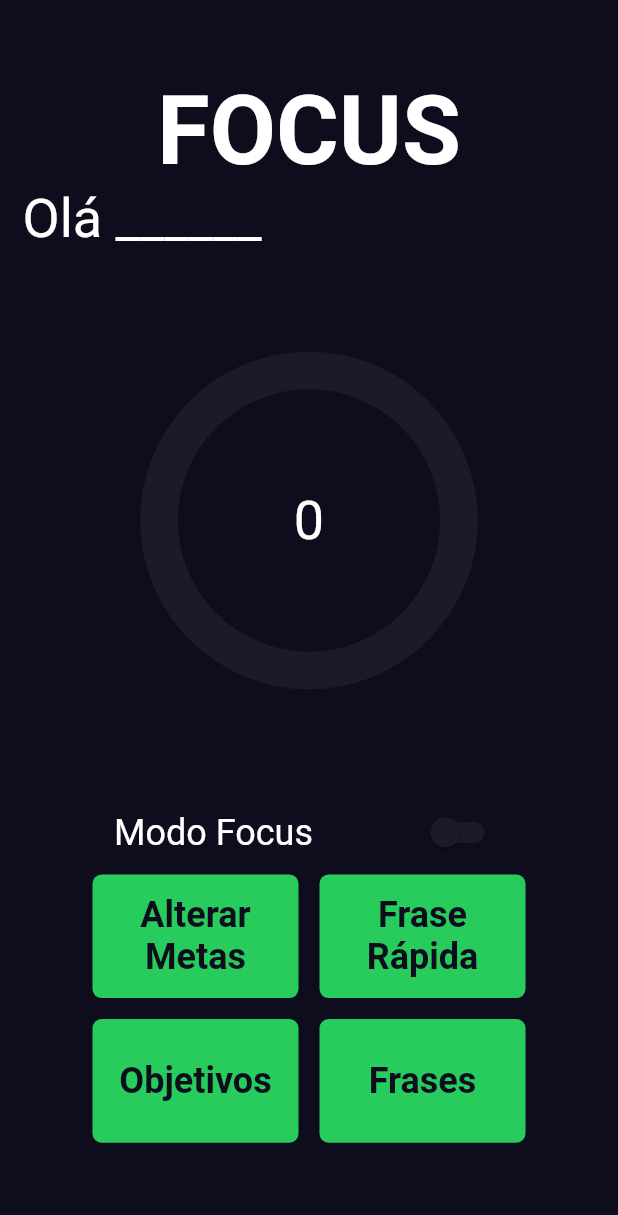
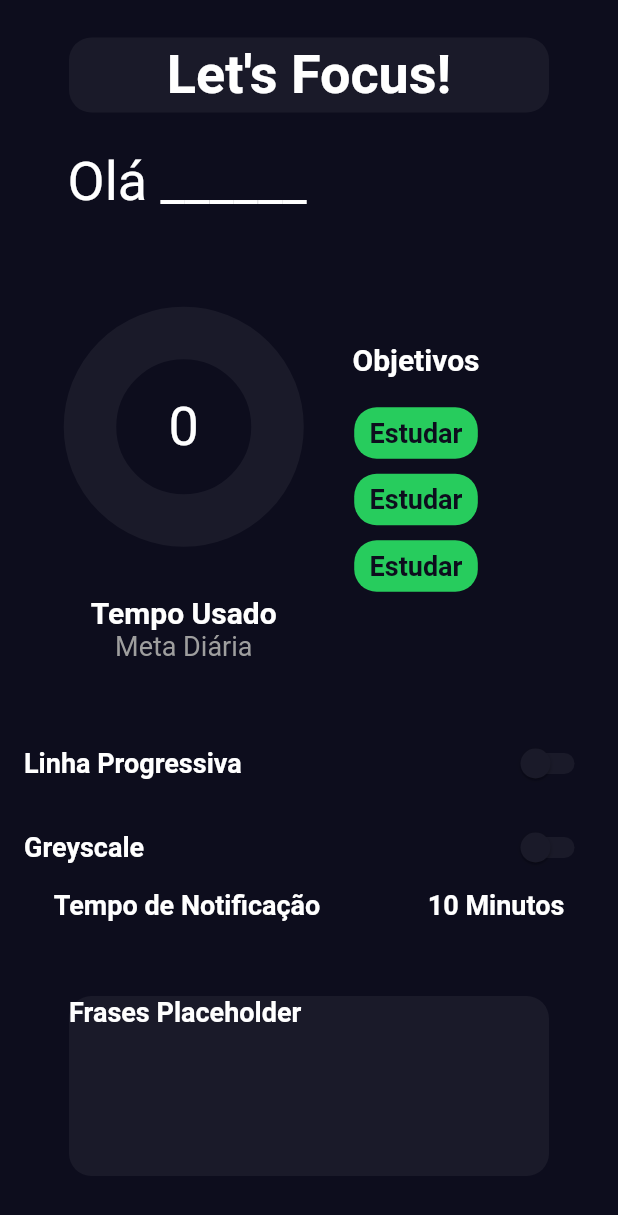
Before and after one commit to focus-ages/frontend, a Flutter app: the screen it shows after launch, on a phone screen of 412 x 824 dp. Shown: the top 1215 px of the screen. Run offline on Flutter 3.47's test engine with Material 2 defaults, Android fonts, the phone set to English and light mode, and no system bars; drawn by our look-alikes of circular_countdown_timer.

Commit message:
Montar a tela de acordo com o mockup do Stakeholder

```diff
--- a/lib/components/countdown_timer.dart
+++ b/lib/components/countdown_timer.dart
@@ -16,18 +16,16 @@ class _CountdownTimerState extends State<CountdownTimer> {
   final int _duration=10;
   @override
   Widget build(BuildContext context) {
-    return Padding(
-      padding: const EdgeInsets.only(top:80.0,bottom: 80.0),
-      child: CircularCountDownTimer(
+    return CircularCountDownTimer(
       //width: MediaQuery.of(context).size.width / 2,
       //height: MediaQuery.of(context).size.height / 2,
-        width:200,
-        height:200,
+      width:125,
+      height:125,
       duration: _duration,
       fillColor: ColorPattern.green,
       ringColor: ColorPattern.darkCard,
       strokeCap: StrokeCap.round,
-        strokeWidth: 25.0,
+      strokeWidth: 35.0,
       isTimerTextShown: true,
       fillGradient: const LinearGradient(
             colors: [
@@ -42,7 +40,6 @@ class _CountdownTimerState extends State<CountdownTimer> {
         fontSize: 36,
         color: Colors.white,
       ),
-      ),
     );
   }
 }
--- a/lib/components/logo_text.dart
+++ b/lib/components/logo_text.dart
@@ -1,15 +1,25 @@
 import 'package:flutter/material.dart';
+import 'package:front/resources/color_pattern.dart';
 
 class LogoFocus extends StatelessWidget {
   const LogoFocus({Key? key}) : super(key: key);
 
   @override
   Widget build(BuildContext context) {
-    return const Text('FOCUS',
-        style: TextStyle(
-          color: Colors.white,
-          fontSize: 64,
-          fontWeight: FontWeight.bold
-        ));
+    return Container(
+      alignment: Alignment.center,
+      decoration: BoxDecoration(
+        borderRadius: BorderRadius.circular(15),
+        color: ColorPattern.darkCard,
+      ),
+      height: 50,
+      width: 320,
+      child: const Text("Let's Focus!",
+          style: TextStyle(
+            color: Colors.white,
+            fontSize: 36,
+            fontWeight: FontWeight.bold
+          )),
+    );
   }
 }
--- /dev/null
+++ b/lib/components/objective_button.dart
@@ -0,0 +1,40 @@
+import 'package:flutter/material.dart';
+
+import '../resources/color_pattern.dart';
+
+class ObjectiveButton extends StatefulWidget {
+  final Widget title;
+  final Color color;
+  final Function() onPressed;
+  const ObjectiveButton(
+    { Key? key,
+    required this.title,
+    this.color = ColorPattern.green,
+    required this.onPressed})
+    : super(key: key);
+
+  @override
+  State<ObjectiveButton> createState() => _ObjectiveButtonState();
+}
+
+class _ObjectiveButtonState extends State<ObjectiveButton> {
+  @override
+  Widget build(BuildContext context) {
+    return Material(
+      color: widget.color,
+      borderRadius: BorderRadius.circular(15),
+      child: InkWell(
+        onTap: widget.onPressed,
+        borderRadius: BorderRadius.circular(15),
+        child: Container(
+          width: MediaQuery.of(context).size.width / 5,
+          height: MediaQuery.of(context).size.width / 12,
+          //color: widget.color,
+          alignment: Alignment.center,
+          child: widget.title,
+          decoration: BoxDecoration(borderRadius: BorderRadius.circular(15)),
+        ),
+      ),
+    );
+  }
+}
--- a/lib/components/switch_button.dart
+++ b/lib/components/switch_button.dart
@@ -3,7 +3,8 @@ import 'package:flutter/material.dart';
 import '../resources/color_pattern.dart';
 
 class Switchbutton extends StatefulWidget {
-  const Switchbutton({key});
+  final String name;
+  const Switchbutton(this.name,{key}): super(key: key);
 
   @override
   State<Switchbutton> createState() => _SwitchbuttonState();
@@ -14,27 +15,29 @@ class _SwitchbuttonState extends State<Switchbutton> {
 
   @override
   Widget build(BuildContext context) {
-    return Padding(
-      padding: const EdgeInsets.symmetric(horizontal: 60.0),
-      child: SwitchListTile(
+    return SwitchListTile(
       activeTrackColor: ColorPattern.green,
       activeColor: ColorPattern.white,
       inactiveThumbColor: ColorPattern.darkCard,
       inactiveTrackColor: ColorPattern.darkCard,
 
-        title: const Text('Modo Focus',
-            style: TextStyle(
+      title:  Text(
+          widget.name,
+          style: const TextStyle(
             color: Colors.white,
-              fontSize: 24,
+            fontSize:18,
+            fontWeight: FontWeight.bold,
+          ),
+        ),
 
-            )),
       value: _focus,
       onChanged: (bool value) {
         setState(() {
           _focus = value;
         });
+
+
       },
-      ),
     );
   }
 }
--- a/lib/resources/color_pattern.dart
+++ b/lib/resources/color_pattern.dart
@@ -5,5 +5,5 @@ class ColorPattern{
   static const Color darkCard = Color(0xff1A1A29);
   static const Color green = Color(0xff27CC5D);
   static const Color purple = Color(0xff7013CD);
-   static const Color white = Color(0xE3E3E3);
+   static const Color white = Color(0xffE3E3E3);
 }
--- a/lib/view/home/home_view.dart
+++ b/lib/view/home/home_view.dart
@@ -1,9 +1,9 @@
 import 'package:flutter/material.dart';
 import 'package:front/components/countdown_timer.dart';
 import 'package:front/components/logo_text.dart';
+import 'package:front/components/objective_button.dart';
 import 'package:front/components/switch_button.dart';
 
-import '../../components/custom_button.dart';
 import '../../resources/color_pattern.dart';
 
 class HomePage extends StatefulWidget {
@@ -21,75 +21,87 @@ class _HomePageState extends State<HomePage> {
       body: Column(
         crossAxisAlignment: CrossAxisAlignment.start,
         children: [
-          const Padding(padding: EdgeInsets.all(25.0)),
-          const Center(child: LogoFocus()),
+          const Padding(
+            padding: EdgeInsets.symmetric(vertical: 25.0),
+            child: Center(child: LogoFocus()),
+          ),
           // ignore: prefer_const_constructors
           Padding(
-            padding: const EdgeInsets.only(left: 15.0),
+            padding: const EdgeInsets.only(left: 45.0),
             child: const Text('Olá ______',
                 textAlign: TextAlign.left,
                 style: TextStyle(fontSize: 36, color: Colors.white)),
           ),
-          Center(
+          Row(
+            children: [
+              const Padding(
+                padding: EdgeInsets.only(top: 80.0, bottom: 40.0, left: 60.0),
                 child: Column(
-            mainAxisSize: MainAxisSize.min,
-            children: [
-              const CountdownTimer(),
-              const Switchbutton(),
-              Row(
                   mainAxisAlignment: MainAxisAlignment.center,
                   children: [
-                  CustomButton(
+                    CountdownTimer(),
+                    Padding(padding: EdgeInsets.symmetric(vertical: 25.0)),
+                    Text('Tempo Usado',
+                        style: TextStyle(
+                          color: Colors.white,
+                          fontSize: 20,
+                          fontWeight: FontWeight.bold,
+                        )),
+                    Text('Meta Diária',
+                        style: TextStyle(
+                          color: Colors.grey,
+                          fontSize: 18,
+                        )),
+                  ],
+                ),
+              ),
+              const Padding(padding: EdgeInsets.symmetric(horizontal: 25.0)),
+              Column(
+                mainAxisAlignment: MainAxisAlignment.center,
+                children: [
+                  const Text('Objetivos',
+                      style: TextStyle(
+                        color: Colors.white,
+                        fontSize: 20,
+                        fontWeight: FontWeight.bold,
+                      )),
+                  const Padding(padding: EdgeInsets.symmetric(vertical: 10.0)),
+                  Wrap(
+                    direction: Axis.vertical,
+                    runSpacing: 10,
+                    spacing: 10,
+                    children: <Widget>[
+                      ObjectiveButton(
                         onPressed: () {},
                         title: const Text(
-                      "Alterar Metas",
+                          "Estudar",
                           textAlign: TextAlign.center,
                           style: TextStyle(
-                        fontSize: 24,
+                            fontSize: 18,
                             fontWeight: FontWeight.bold,
                             color: ColorPattern.darkMode,
                           ),
                         ),
                       ),
-                  const Padding(padding: EdgeInsets.all(7.0)),
-                  CustomButton(
+                      ObjectiveButton(
                         onPressed: () {},
                         title: const Text(
-                      "Frase Rápida",
+                          "Estudar",
                           textAlign: TextAlign.center,
                           style: TextStyle(
-                        fontSize: 24,
+                            fontSize: 18,
                             fontWeight: FontWeight.bold,
                             color: ColorPattern.darkMode,
                           ),
                         ),
                       ),
-                ],
-              ),
-              const Padding(padding: EdgeInsets.all(7.0)),
-              Row(
-                mainAxisAlignment: MainAxisAlignment.center,
-                children: [
-                  CustomButton(
+                      ObjectiveButton(
                         onPressed: () {},
                         title: const Text(
-                      "Objetivos",
+                          "Estudar",
                           textAlign: TextAlign.center,
                           style: TextStyle(
-                        fontSize: 24,
-                        fontWeight: FontWeight.bold,
-                        color: ColorPattern.darkMode,
-                      ),
-                    ),
-                  ),
-                  const Padding(padding: EdgeInsets.all(7.0)),
-                  CustomButton(
-                    onPressed: () {},
-                    title: const Text(
-                      "Frases",
-                      textAlign: TextAlign.center,
-                      style: TextStyle(
-                        fontSize: 24,
+                            fontSize: 18,
                             fontWeight: FontWeight.bold,
                             color: ColorPattern.darkMode,
                           ),
@@ -98,7 +110,55 @@ class _HomePageState extends State<HomePage> {
                     ],
                   )
                 ],
-          )),
+              ),
+            ],
+          ),
+
+          const Switchbutton('Linha Progressiva'),
+          const Switchbutton('Greyscale'),
+          const Row(
+            mainAxisAlignment: MainAxisAlignment.spaceAround,
+            children: [
+              Text(
+                "Tempo de Notificação",
+                textAlign: TextAlign.left,
+                style: TextStyle(
+                  fontSize: 18,
+                  fontWeight: FontWeight.bold,
+                  color: Colors.white,
+                ),
+              ),
+              Text(
+                "10 Minutos",
+                textAlign: TextAlign.left,
+                style: TextStyle(
+                  fontSize: 18,
+                  fontWeight: FontWeight.bold,
+                  color: Colors.white,
+                ),
+              ),
+            ],
+          ),
+          const Padding(padding: EdgeInsets.symmetric(vertical: 25.0)),
+          Center(
+            child: Container(
+              width: 320,
+              height: 120,
+              decoration: BoxDecoration(
+                borderRadius: BorderRadius.circular(15),
+                color: ColorPattern.darkCard,
+              ),
+              child: const Text(
+                "Frases Placeholder",
+                textAlign: TextAlign.left,
+                style: TextStyle(
+                  fontSize: 18,
+                  fontWeight: FontWeight.bold,
+                  color: Colors.white,
+                ),
+              ),
+            ),
+          )
         ],
       ),
     );
```
Lines whose indentation alone changed are shown as unchanged.
